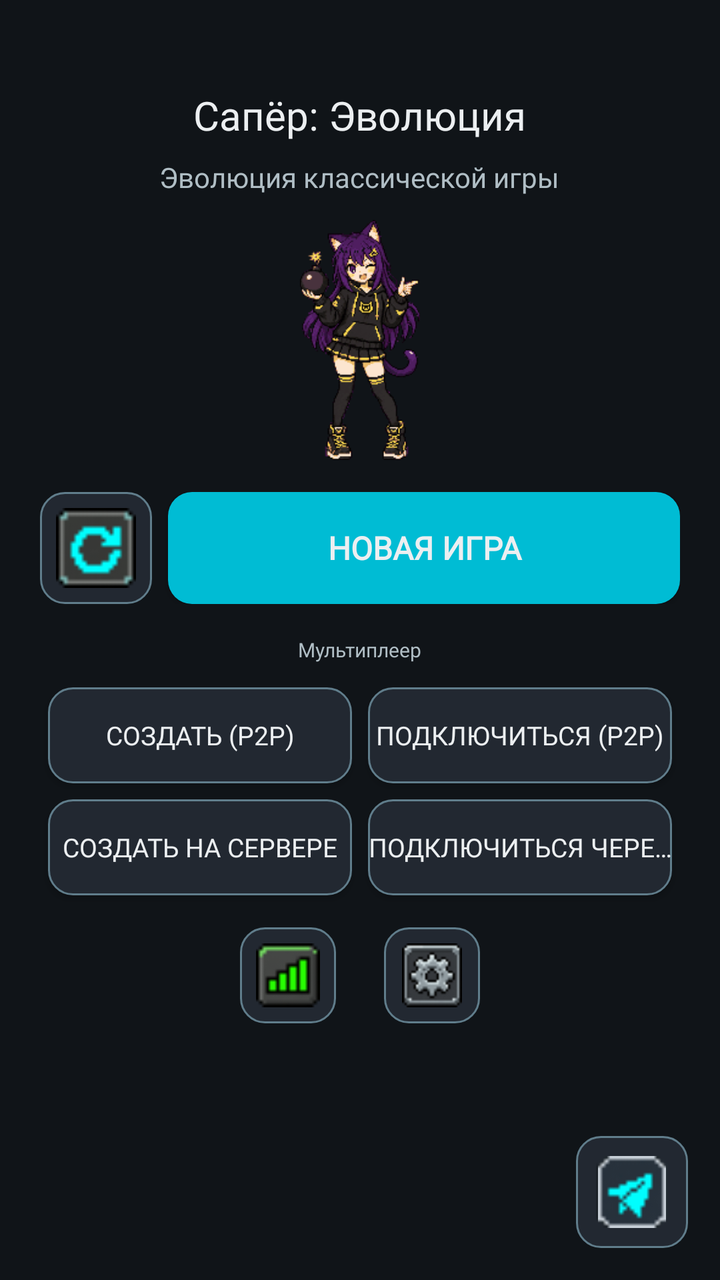
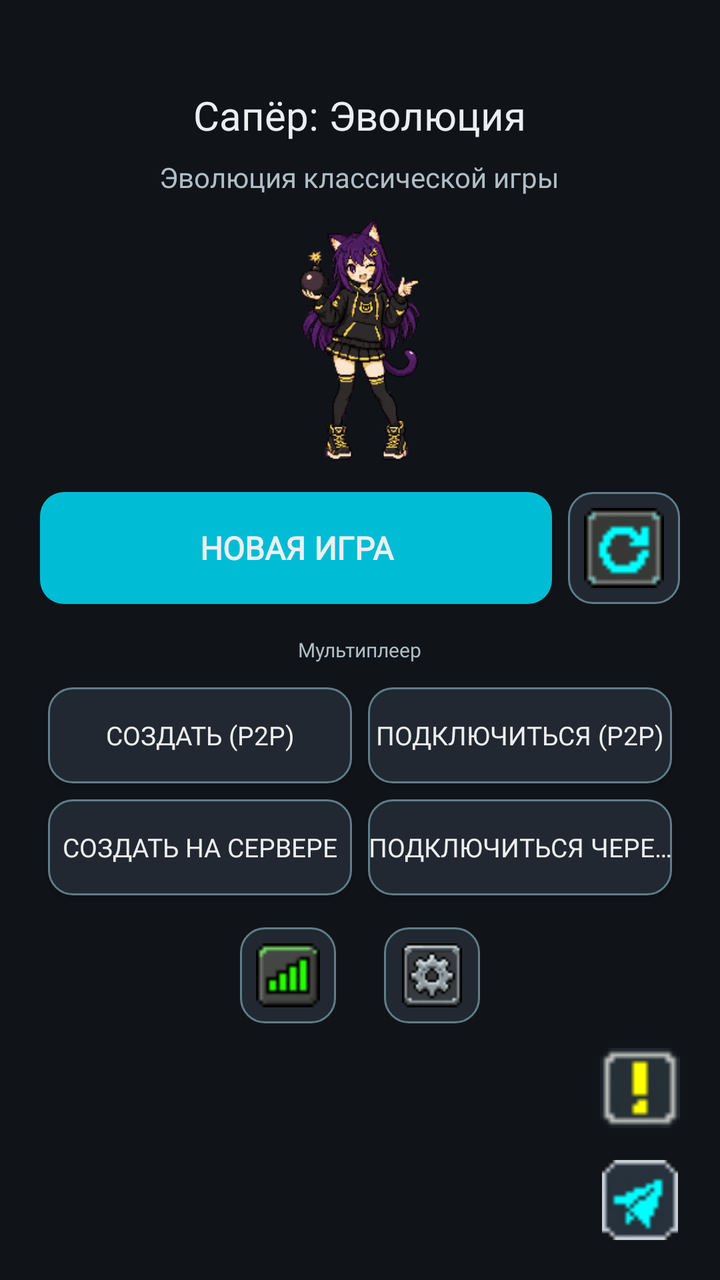

Screens rendered from an Android XML layout before and after an edit, with the pre-edit source and the edit as a unified diff.
<!-- AndroidManifest.xml: application theme Theme.MinesweeperEvolution -->
<!-- res/layout/activity_main.xml -->
<?xml version="1.0" encoding="utf-8"?>
<FrameLayout xmlns:android="http://schemas.android.com/apk/res/android"
    android:layout_width="match_parent"
    android:layout_height="match_parent"
    android:background="@color/bg_dark">

    <ScrollView
        android:layout_width="match_parent"
        android:layout_height="match_parent"
        android:fillViewport="true">

        <LinearLayout
            android:layout_width="match_parent"
            android:layout_height="wrap_content"
            android:orientation="vertical"
            android:padding="20dp">

            
            <TextView
                android:id="@+id/title"
                android:layout_width="wrap_content"
                android:layout_height="wrap_content"
                android:layout_gravity="center"
                android:layout_marginTop="24dp"
                android:fontFamily="@font/press_start_2p"
                android:text="@string/app_name"
                android:textColor="@color/text_primary"
                android:textSize="20sp"
                android:maxLines="2"
                android:gravity="center" />

            <TextView
                android:id="@+id/subtitle"
                android:layout_width="wrap_content"
                android:layout_height="wrap_content"
                android:layout_gravity="center"
                android:layout_marginTop="8dp"
                android:fontFamily="@font/pixelify_sans"
                android:text="@string/app_subtitle"
                android:textColor="@color/text_secondary"
                android:textSize="14sp" />

            
            <ImageView
                android:id="@+id/mascotImage"
                android:layout_width="120dp"
                android:layout_height="120dp"
                android:layout_gravity="center"
                android:layout_marginTop="12dp"
                android:layout_marginBottom="16dp"
                android:contentDescription="@string/app_name"
                android:src="@drawable/mascot_idle" />

            
            <Button
                android:id="@+id/btnContinue"
                android:layout_width="match_parent"
                android:layout_height="56dp"
                android:layout_marginBottom="8dp"
                android:background="@drawable/bg_button_primary"
                android:fontFamily="@font/pixelify_sans"
                android:text="@string/continue_game"
                android:textColor="@color/text_primary"
                android:textSize="16sp"
                android:textStyle="bold"
                android:visibility="gone" />

            
            <LinearLayout
                android:layout_width="match_parent"
                android:layout_height="wrap_content"
                android:orientation="horizontal"
                android:gravity="center_vertical"
                android:layout_marginBottom="16dp">

                <ImageView
                    android:id="@+id/btnQuickGame"
                    android:layout_width="56dp"
                    android:layout_height="56dp"
                    android:layout_marginEnd="8dp"
                    android:background="@drawable/bg_button_secondary"
                    android:padding="8dp"
                    android:scaleType="fitCenter"
                    android:src="@drawable/icon_retry"
                    android:contentDescription="@string/restart"
                    android:clickable="true"
                    android:focusable="true" />

                <Button
                    android:id="@+id/btnNewGame"
                    android:layout_width="0dp"
                    android:layout_height="56dp"
                    android:layout_weight="1"
                    android:background="@drawable/bg_button_primary"
                    android:fontFamily="@font/pixelify_sans"
                    android:text="@string/new_game"
                    android:textColor="@color/text_primary"
                    android:textSize="16sp"
                    android:textStyle="bold" />
            </LinearLayout>

            
            <TextView
                android:layout_width="wrap_content"
                android:layout_height="wrap_content"
                android:fontFamily="@font/press_start_2p"
                android:text="@string/mp_section"
                android:textColor="@color/text_secondary"
                android:textSize="10sp"
                android:layout_marginBottom="8dp"
                android:layout_gravity="center" />

            <GridLayout
                android:layout_width="match_parent"
                android:layout_height="wrap_content"
                android:columnCount="2"
                android:rowCount="2"
                android:useDefaultMargins="true"
                android:layout_marginBottom="12dp">

                <Button
                    android:id="@+id/btnMpHost"
                    android:layout_width="0dp"
                    android:layout_height="48dp"
                    android:layout_columnWeight="1"
                    android:background="@drawable/bg_button_secondary"
                    android:fontFamily="@font/pixelify_sans"
                    android:text="@string/mp_host"
                    android:textColor="@color/text_primary"
                    android:textSize="13sp"
                    android:maxLines="1"
                    android:ellipsize="end" />

                <Button
                    android:id="@+id/btnMpJoin"
                    android:layout_width="0dp"
                    android:layout_height="48dp"
                    android:layout_columnWeight="1"
                    android:background="@drawable/bg_button_secondary"
                    android:fontFamily="@font/pixelify_sans"
                    android:text="@string/mp_join"
                    android:textColor="@color/text_primary"
                    android:textSize="13sp"
                    android:maxLines="1"
                    android:ellipsize="end" />

                <Button
                    android:id="@+id/btnMpRelayHost"
                    android:layout_width="0dp"
                    android:layout_height="48dp"
                    android:layout_columnWeight="1"
                    android:background="@drawable/bg_button_secondary"
                    android:fontFamily="@font/pixelify_sans"
                    android:text="@string/mp_relay_host"
                    android:textColor="@color/text_primary"
                    android:textSize="13sp"
                    android:maxLines="1"
                    android:ellipsize="end" />

                <Button
                    android:id="@+id/btnMpRelayJoin"
                    android:layout_width="0dp"
                    android:layout_height="48dp"
                    android:layout_columnWeight="1"
                    android:background="@drawable/bg_button_secondary"
                    android:fontFamily="@font/pixelify_sans"
                    android:text="@string/mp_relay_join"
                    android:textColor="@color/text_primary"
                    android:textSize="13sp"
                    android:maxLines="1"
                    android:ellipsize="end" />
            </GridLayout>

            
            <LinearLayout
                android:layout_width="match_parent"
                android:layout_height="wrap_content"
                android:orientation="horizontal"
                android:gravity="center">

                <ImageView
                    android:id="@+id/btnStats"
                    android:layout_width="48dp"
                    android:layout_height="48dp"
                    android:layout_marginEnd="24dp"
                    android:background="@drawable/bg_button_secondary"
                    android:padding="8dp"
                    android:scaleType="fitCenter"
                    android:src="@drawable/icon_stats"
                    android:contentDescription="@string/stats"
                    android:clickable="true"
                    android:focusable="true" />

                <ImageView
                    android:id="@+id/btnSettings"
                    android:layout_width="48dp"
                    android:layout_height="48dp"
                    android:background="@drawable/bg_button_secondary"
                    android:padding="8dp"
                    android:scaleType="fitCenter"
                    android:src="@drawable/icon_settings"
                    android:contentDescription="@string/settings"
                    android:clickable="true"
                    android:focusable="true" />
            </LinearLayout>

        </LinearLayout>
    </ScrollView>

    
    <FrameLayout
        android:layout_width="56dp"
        android:layout_height="56dp"
        android:layout_gravity="bottom|end"
        android:layout_marginBottom="16dp"
        android:layout_marginEnd="16dp">

        <ImageView
            android:id="@+id/btnInfo"
            android:layout_width="56dp"
            android:layout_height="56dp"
            android:background="@drawable/bg_button_secondary"
            android:padding="10dp"
            android:scaleType="fitCenter"
            android:src="@drawable/icon_warning"
            android:contentDescription="@string/info"
            android:clickable="true"
            android:focusable="true" />

        <ImageView
            android:id="@+id/btnTelegram"
            android:layout_width="56dp"
            android:layout_height="56dp"
            android:padding="10dp"
            android:scaleType="fitCenter"
            android:src="@drawable/icon_telegram"
            android:contentDescription="@string/telegram"
            android:clickable="true"
            android:focusable="true" />
    </FrameLayout>

</FrameLayout>
<!-- resources referenced by this layout -->
<resources>
  <color name="bg_dark">#FF101418</color>
  <color name="text_primary">#FFECEFF1</color>
  <color name="text_secondary">#FFB0BEC5</color>
  <!-- drawable bg_button_primary (drawable) -->
  <?xml version="1.0" encoding="utf-8"?>
  <selector xmlns:android="http://schemas.android.com/apk/res/android">
      
      <item android:state_pressed="true">
          <shape android:shape="rectangle">
              <solid android:color="@color/accent_2"/>
              <corners android:radius="12dp"/>
          </shape>
      </item>
      
      <item>
          <shape android:shape="rectangle">
              <solid android:color="@color/accent"/>
              <corners android:radius="12dp"/>
          </shape>
      </item>
  </selector>
  <!-- drawable bg_button_secondary (drawable) -->
  <?xml version="1.0" encoding="utf-8"?>
  <selector xmlns:android="http://schemas.android.com/apk/res/android">
      
      <item android:state_selected="true">
          <shape android:shape="rectangle">
              <solid android:color="@color/accent"/>
              <corners android:radius="12dp"/>
              <stroke android:width="1dp" android:color="@color/accent_2"/>
          </shape>
      </item>
      
      <item android:state_pressed="true">
          <shape android:shape="rectangle">
              <solid android:color="@color/bg_panel_alt"/>
              <corners android:radius="12dp"/>
              <stroke android:width="2dp" android:color="@color/accent"/>
          </shape>
      </item>
      
      <item>
          <shape android:shape="rectangle">
              <solid android:color="@color/bg_panel_alt"/>
              <corners android:radius="12dp"/>
              <stroke android:width="1dp" android:color="@color/text_dim"/>
          </shape>
      </item>
  </selector>
  <string name="app_name">Сапёр: Эволюция</string>
  <string name="app_subtitle">Эволюция классической игры</string>
  <string name="continue_game">Продолжить</string>
  <string name="info">Правила</string>
  <string name="mp_host">Создать (P2P)</string>
  <string name="mp_join">Подключиться (P2P)</string>
  <string name="mp_relay_host">Создать на сервере</string>
  <string name="mp_relay_join">Подключиться через сервер</string>
  <string name="mp_section">Мультиплеер</string>
  <string name="new_game">Новая игра</string>
  <string name="restart">Заново</string>
  <string name="settings">Настройки</string>
  <string name="stats">Статистика</string>
  <string name="telegram">Telegram</string>
  <style name="Theme.MinesweeperEvolution" parent="Theme.AppCompat.NoActionBar">
          <item name="colorPrimary">@color/accent</item>
          <item name="colorPrimaryDark">@color/accent_2</item>
          <item name="colorAccent">@color/accent</item>
          <item name="android:windowBackground">@color/bg_dark</item>
          <item name="android:textColorPrimary">@color/text_primary</item>
          <item name="android:textColorSecondary">@color/text_secondary</item>
          <item name="android:statusBarColor" tools:targetApi="l">@color/bg_dark</item>
          
          <item name="android:alertDialogTheme">@style/Theme.MinesweeperDialog</item>
          <item name="alertDialogTheme">@style/Theme.MinesweeperDialog</item>
      </style>
  <color name="accent_2">#FF26C6DA</color>
  <color name="accent">#FF00BCD4</color>
  <color name="bg_panel_alt">#FF222831</color>
  <color name="text_dim">#FF607D8B</color>
  <style name="Theme.MinesweeperDialog" parent="Theme.AppCompat.Dialog.Alert">
          <item name="android:windowBackground">@color/bg_panel</item>
          <item name="android:textColorPrimary">@color/text_primary</item>
          <item name="android:textColorSecondary">@color/text_secondary</item>
          <item name="colorAccent">@color/accent</item>
          <item name="android:buttonBarButtonStyle">@style/Widget.DialogButton</item>
      </style>
  <color name="bg_panel">#FF1A1F26</color>
  <style name="Widget.DialogButton" parent="Widget.AppCompat.Button.ButtonBar.AlertDialog">
          <item name="android:textColor">@color/accent</item>
      </style>
  <!-- unchanged entries left out for length: 6 -->
</resources>

<!-- the commit's change to res/layout/activity_main.xml (unified diff, before → after) -->
@@ -73,11 +73,23 @@
                 android:gravity="center_vertical"
                 android:layout_marginBottom="16dp">
 
+                <Button
+                    android:id="@+id/btnNewGame"
+                    android:layout_width="0dp"
+                    android:layout_height="56dp"
+                    android:layout_weight="1"
+                    android:layout_marginEnd="8dp"
+                    android:background="@drawable/bg_button_primary"
+                    android:fontFamily="@font/pixelify_sans"
+                    android:text="@string/new_game"
+                    android:textColor="@color/text_primary"
+                    android:textSize="16sp"
+                    android:textStyle="bold" />
+
                 <ImageView
                     android:id="@+id/btnQuickGame"
                     android:layout_width="56dp"
                     android:layout_height="56dp"
-                    android:layout_marginEnd="8dp"
                     android:background="@drawable/bg_button_secondary"
                     android:padding="8dp"
                     android:scaleType="fitCenter"
@@ -85,18 +97,6 @@
                     android:contentDescription="@string/restart"
                     android:clickable="true"
                     android:focusable="true" />
-
-                <Button
-                    android:id="@+id/btnNewGame"
-                    android:layout_width="0dp"
-                    android:layout_height="56dp"
-                    android:layout_weight="1"
-                    android:background="@drawable/bg_button_primary"
-                    android:fontFamily="@font/pixelify_sans"
-                    android:text="@string/new_game"
-                    android:textColor="@color/text_primary"
-                    android:textSize="16sp"
-                    android:textStyle="bold" />
             </LinearLayout>
 
             
@@ -208,19 +208,21 @@
     </ScrollView>
 
     
-    <FrameLayout
-        android:layout_width="56dp"
-        android:layout_height="56dp"
+    <LinearLayout
+        android:layout_width="wrap_content"
+        android:layout_height="wrap_content"
         android:layout_gravity="bottom|end"
         android:layout_marginBottom="16dp"
-        android:layout_marginEnd="16dp">
+        android:layout_marginEnd="16dp"
+        android:orientation="vertical">
 
         <ImageView
             android:id="@+id/btnInfo"
-            android:layout_width="56dp"
-            android:layout_height="56dp"
-            android:background="@drawable/bg_button_secondary"
-            android:padding="10dp"
+            android:layout_width="48dp"
+            android:layout_height="48dp"
+            android:layout_marginBottom="8dp"
+            android:background="@android:color/transparent"
+            android:padding="4dp"
             android:scaleType="fitCenter"
             android:src="@drawable/icon_warning"
             android:contentDescription="@string/info"
@@ -229,14 +231,15 @@
 
         <ImageView
             android:id="@+id/btnTelegram"
-            android:layout_width="56dp"
-            android:layout_height="56dp"
-            android:padding="10dp"
+            android:layout_width="48dp"
+            android:layout_height="48dp"
+            android:background="@android:color/transparent"
+            android:padding="4dp"
             android:scaleType="fitCenter"
             android:src="@drawable/icon_telegram"
             android:contentDescription="@string/telegram"
             android:clickable="true"
             android:focusable="true" />
-    </FrameLayout>
+    </LinearLayout>
 
 </FrameLayout>
